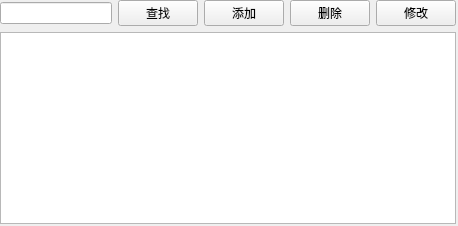
Above: lab3a/patientview.ui from SandraChen888/Sandra_QTCourse before the change. Below: the same form after it.
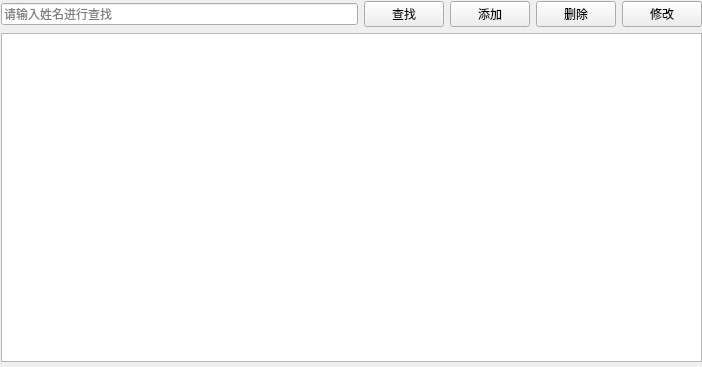
That is the form after the change.

What changed in the file:
```diff
--- a/lab3a/patientview.ui
+++ b/lab3a/patientview.ui
@@ -6,8 +6,8 @@
    <rect>
     <x>0</x>
     <y>0</y>
-    <width>458</width>
-    <height>226</height>
+    <width>702</width>
+    <height>367</height>
    </rect>
   </property>
   <property name="windowTitle">
@@ -16,17 +16,21 @@
   <widget class="QWidget" name="">
    <property name="geometry">
     <rect>
-     <x>0</x>
-     <y>0</y>
-     <width>456</width>
-     <height>224</height>
+     <x>1</x>
+     <y>1</y>
+     <width>701</width>
+     <height>361</height>
     </rect>
    </property>
    <layout class="QVBoxLayout" name="verticalLayout">
     <item>
      <layout class="QHBoxLayout" name="horizontalLayout">
       <item>
-       <widget class="QLineEdit" name="txtSearch"/>
+       <widget class="QLineEdit" name="txtSearch">
+        <property name="placeholderText">
+         <string>请输入姓名进行查找</string>
+        </property>
+       </widget>
       </item>
       <item>
        <widget class="QPushButton" name="btnSearch">
```
